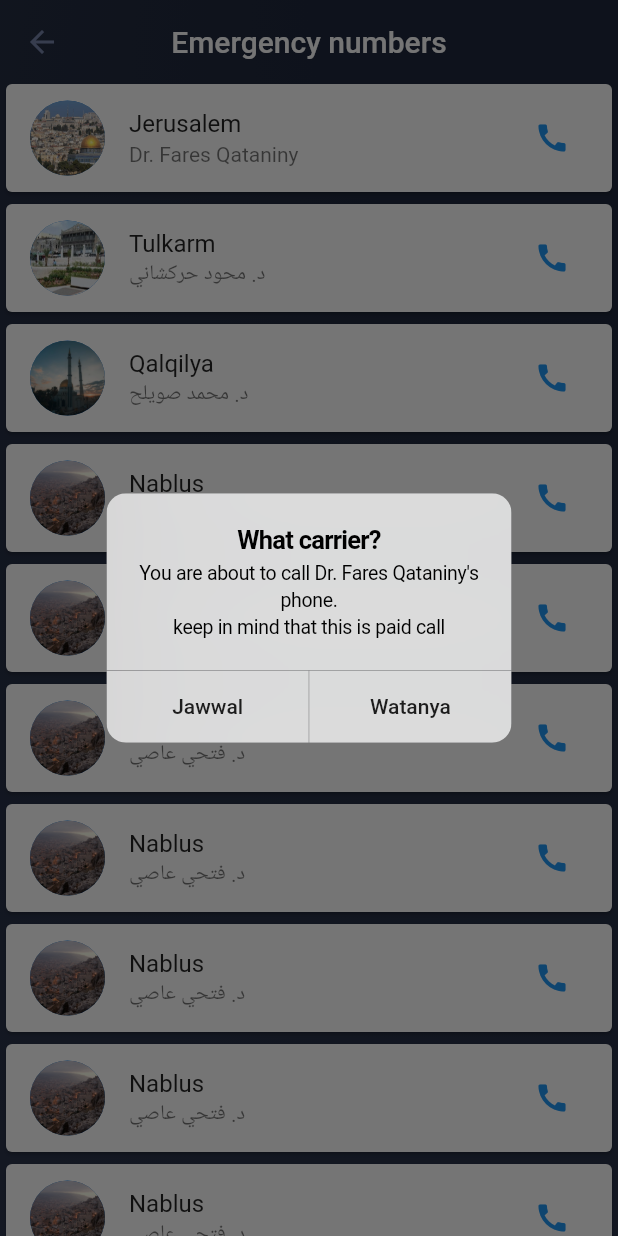
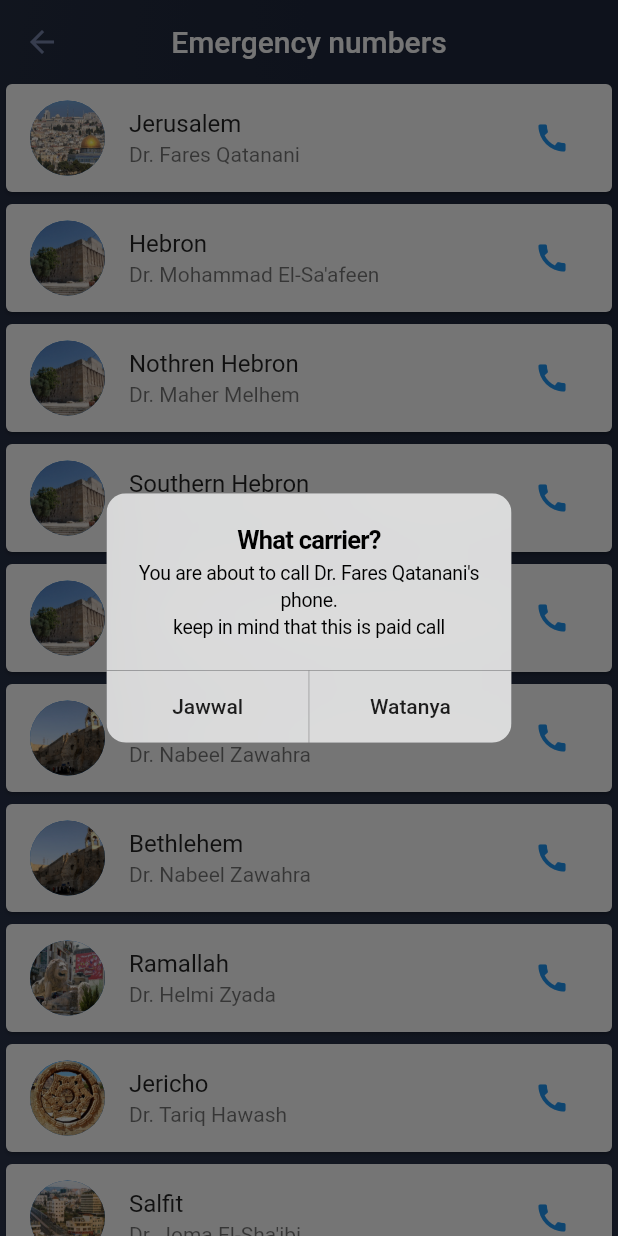
Before and after one commit to omzer/covid-19-tracker-APP, a Flutter app: the EmergencyNumbersPage screen opened directly, after a tap on the "call" icon, on a phone screen of 412 x 824 dp. Run offline on Flutter 3.47's test engine with Material 2 defaults, Android fonts, the phone set to English and light mode, and no system bars; our stand-ins replace auto_animated, shared_preferences; missing offline and left inert: flutter_webview_plugin; accounts and stored records are empty; network calls fail; statements that could not run were skipped.

Commit message:
Add real data into the App

```diff
--- a/lib/repo/emrgancy_repo.dart
+++ b/lib/repo/emrgancy_repo.dart
@@ -19,122 +19,153 @@ class EmergencyRepo {
     _emergencyNumbers.add(EmergencyNumberModel(
       region: 'Jerusalem',
       fileName: 'Jerusalem',
-      contactName: 'Dr. Fares Qataniny',
-      jawwal: '0592392662',
-      watanya: '123456789',
+      contactName: 'Dr. Fares Qatanani',
+      jawwal: '0593716120',
+      watanya: '0562401994',
     ));
+
+    _emergencyNumbers.add(EmergencyNumberModel(
+      region: 'Hebron',
+      fileName: 'Hebron',
+      contactName: 'Dr. Mohammad El-Sa\'afeen',
+      jawwal: '0593716121',
+      watanya: '0562401774',
+    ));
+
+    _emergencyNumbers.add(EmergencyNumberModel(
+      region: 'Nothren Hebron',
+      fileName: 'Hebron',
+      contactName: 'Dr. Maher Melhem',
+      jawwal: '0593716122',
+      watanya: '0562401442',
+    ));
+
+    _emergencyNumbers.add(EmergencyNumberModel(
+      region: 'Southern Hebron',
+      fileName: 'Hebron',
+      contactName: 'Dr. Mohteser El-Qawasmi',
+      jawwal: '0593716123',
+      watanya: '0562401243',
+    ));
+
+    _emergencyNumbers.add(EmergencyNumberModel(
+      region: 'Yatta',
+      fileName: 'Hebron',
+      contactName: 'Dr. Issa Allan',
+      jawwal: '0593716124',
+      watanya: '0562402180',
+    ));
+
+    _emergencyNumbers.add(EmergencyNumberModel(
+      region: 'Bethlehem',
+      fileName: 'Bethlehem',
+      contactName: 'Dr. Nabeel Zawahra',
+      jawwal: '0593716125',
+      watanya: '0562401784',
+    ));
+
+    _emergencyNumbers.add(EmergencyNumberModel(
+      region: 'Bethlehem',
+      fileName: 'Bethlehem',
+      contactName: 'Dr. Nabeel Zawahra',
+      jawwal: '0593716125',
+      watanya: '0562401784',
+    ));
+
+    _emergencyNumbers.add(EmergencyNumberModel(
+      region: 'Ramallah',
+      fileName: 'Ramallah',
+      contactName: 'Dr. Helmi Zyada',
+      jawwal: '0593716126',
+      watanya: '0562401269',
+    ));
+
+    _emergencyNumbers.add(EmergencyNumberModel(
+      region: 'Jericho',
+      fileName: 'Jericho',
+      contactName: 'Dr. Tariq Hawash',
+      jawwal: '0593716127',
+      watanya: '0562401867',
+    ));
+
+    _emergencyNumbers.add(EmergencyNumberModel(
+      region: 'Salfit',
+      fileName: 'Salfit',
+      contactName: 'Dr. Joma El-Sha\'ibi',
+      jawwal: '0593716128',
+      watanya: '0562402035',
+    ));
+
+    _emergencyNumbers.add(EmergencyNumberModel(
+      region: 'Nablus',
+      fileName: 'Nablus',
+      contactName: 'Dr. Elaf Abu-Zaroor',
+      jawwal: '0593716129',
+      watanya: '0562401956',
+    ));
+
+    _emergencyNumbers.add(EmergencyNumberModel(
+      region: 'Qalqilya',
+      fileName: 'Qalqilya',
+      contactName: 'Dr. Mohammad Sweleih',
+      jawwal: '0593716130',
+      watanya: '0562401890',
+    ));
+
     _emergencyNumbers.add(EmergencyNumberModel(
       region: 'Tulkarm',
       fileName: 'Tulkarm',
-      contactName: 'د. محود حركشاني',
-      jawwal: '0592392662',
-      watanya: '123456789',
-    ));
-    _emergencyNumbers.add(EmergencyNumberModel(
-      region: 'Qalqilya',
-      fileName: 'Qalqilya',
-      contactName: 'د. محمد صويلح',
-      jawwal: '0592392662',
-      watanya: '123456789',
-    ));
-    _emergencyNumbers.add(EmergencyNumberModel(
-      region: 'Nablus',
-      fileName: 'Nablus',
-      contactName: 'د. فتحي عاصي',
-      jawwal: '0731236534',
-      watanya: '0589347892',
-    ));
-        _emergencyNumbers.add(EmergencyNumberModel(
-      region: 'Nablus',
-      fileName: 'Nablus',
-      contactName: 'د. فتحي عاصي',
-      jawwal: '0731236534',
-      watanya: '0589347892',
-    ));
-        _emergencyNumbers.add(EmergencyNumberModel(
-      region: 'Nablus',
-      fileName: 'Nablus',
-      contactName: 'د. فتحي عاصي',
-      jawwal: '0731236534',
-      watanya: '0589347892',
-    ));
-        _emergencyNumbers.add(EmergencyNumberModel(
-      region: 'Nablus',
-      fileName: 'Nablus',
-      contactName: 'د. فتحي عاصي',
-      jawwal: '0731236534',
-      watanya: '0589347892',
-    ));
-        _emergencyNumbers.add(EmergencyNumberModel(
-      region: 'Nablus',
-      fileName: 'Nablus',
-      contactName: 'د. فتحي عاصي',
-      jawwal: '0731236534',
-      watanya: '0589347892',
-    ));
-        _emergencyNumbers.add(EmergencyNumberModel(
-      region: 'Nablus',
-      fileName: 'Nablus',
-      contactName: 'د. فتحي عاصي',
-      jawwal: '0731236534',
-      watanya: '0589347892',
-    ));
-        _emergencyNumbers.add(EmergencyNumberModel(
-      region: 'Nablus',
-      fileName: 'Nablus',
-      contactName: 'د. فتحي عاصي',
-      jawwal: '0731236534',
-      watanya: '0589347892',
-    ));
-        _emergencyNumbers.add(EmergencyNumberModel(
-      region: 'Nablus',
-      fileName: 'Nablus',
-      contactName: 'د. فتحي عاصي',
-      jawwal: '0731236534',
-      watanya: '0589347892',
-    ));
-        _emergencyNumbers.add(EmergencyNumberModel(
-      region: 'Nablus',
-      fileName: 'Nablus',
-      contactName: 'د. فتحي عاصي',
-      jawwal: '0731236534',
-      watanya: '0589347892',
-    ));
-        _emergencyNumbers.add(EmergencyNumberModel(
-      region: 'Nablus',
-      fileName: 'Nablus',
-      contactName: 'د. فتحي عاصي',
-      jawwal: '0731236534',
-      watanya: '0589347892',
-    ));
-        _emergencyNumbers.add(EmergencyNumberModel(
-      region: 'Nablus',
-      fileName: 'Nablus',
-      contactName: 'د. فتحي عاصي',
-      jawwal: '0731236534',
-      watanya: '0589347892',
-    ));
-        _emergencyNumbers.add(EmergencyNumberModel(
-      region: 'Nablus',
-      fileName: 'Nablus',
-      contactName: 'د. فتحي عاصي',
-      jawwal: '0731236534',
-      watanya: '0589347892',
-    ));
-        _emergencyNumbers.add(EmergencyNumberModel(
-      region: 'Nablus',
-      fileName: 'Nablus',
-      contactName: 'د. فتحي عاصي',
-      jawwal: '0731236534',
-      watanya: '0589347892',
-    ));
-        _emergencyNumbers.add(EmergencyNumberModel(
-      region: 'Nablus',
-      fileName: 'Nablus',
-      contactName: 'د. فتحي عاصي',
-      jawwal: '0731236534',
-      watanya: '0589347892',
+      contactName: 'Dr. Ihab Awwad',
+      jawwal: '0593716131',
+      watanya: '0562401047',
     ));
 
+    _emergencyNumbers.add(EmergencyNumberModel(
+      region: 'Jenin',
+      fileName: 'Jenin',
+      contactName: 'Dr. Abdullah Abu-Hatab',
+      jawwal: '0593716132',
+      watanya: '0562402098',
+    ));
+
+    _emergencyNumbers.add(EmergencyNumberModel(
+      region: 'Tubas',
+      fileName: 'Tubas',
+      contactName: 'Dr. Qadri Daraghmah',
+      jawwal: '0593716133',
+      watanya: '0599201146',
+    ));
+
+    _emergencyNumbers.add(EmergencyNumberModel(
+      region: 'Nothern',
+      fileName: 'Tubas',
+      contactName: 'Dr. Wesam Subihat',
+      jawwal: '0593716139',
+      watanya: '0562402099',
+    ));
+
+    _emergencyNumbers.add(EmergencyNumberModel(
+      region: 'Middle',
+      fileName: 'Tubas',
+      contactName: 'Dr. Ali Abd-Rabbuh',
+      jawwal: '0593716140',
+      watanya: '0562401668',
+    ));
+
+    _emergencyNumbers.add(EmergencyNumberModel(
+      region: 'Southern',
+      fileName: 'Tubas',
+      contactName: 'Dr. Ibrahim El-Shakhrah',
+      jawwal: '0593716138',
+      watanya: '0562401629',
+    ));
+
+    _emergencyNumbers.add(EmergencyNumberModel(
+      region: 'Jericho and Jordan valley',
+      fileName: 'Jericho',
+      contactName: 'Dr. Arb Anany',
+      jawwal: '0593714137',
+      watanya: '0562401872',
+    ));
   }
 }
```
